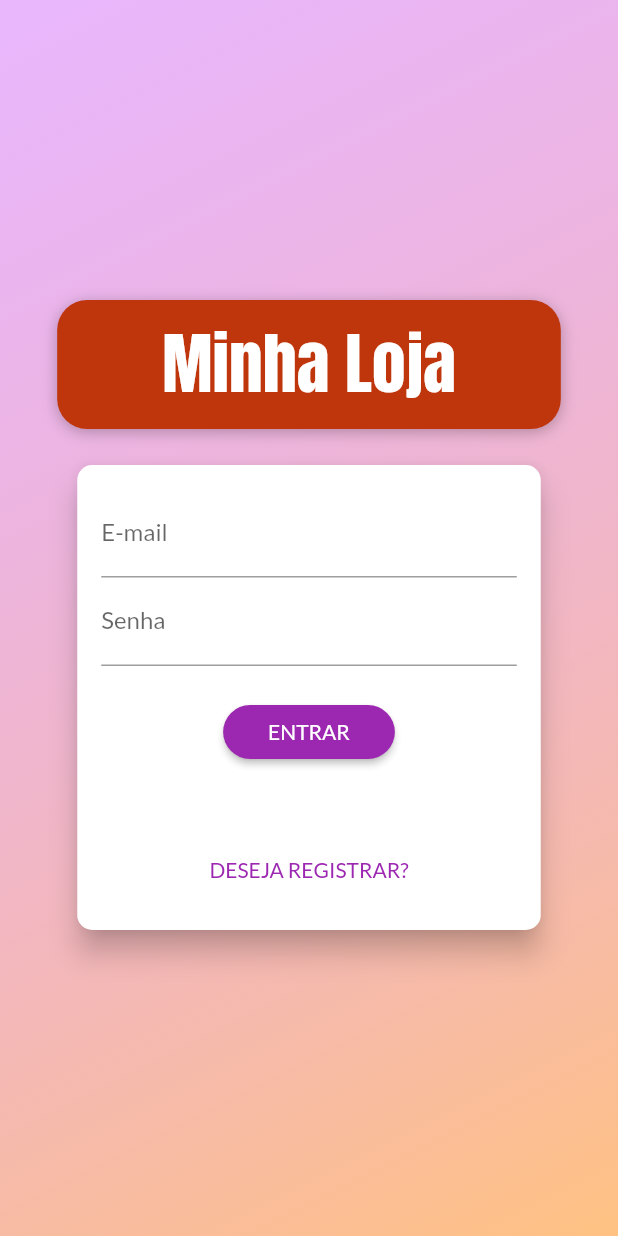
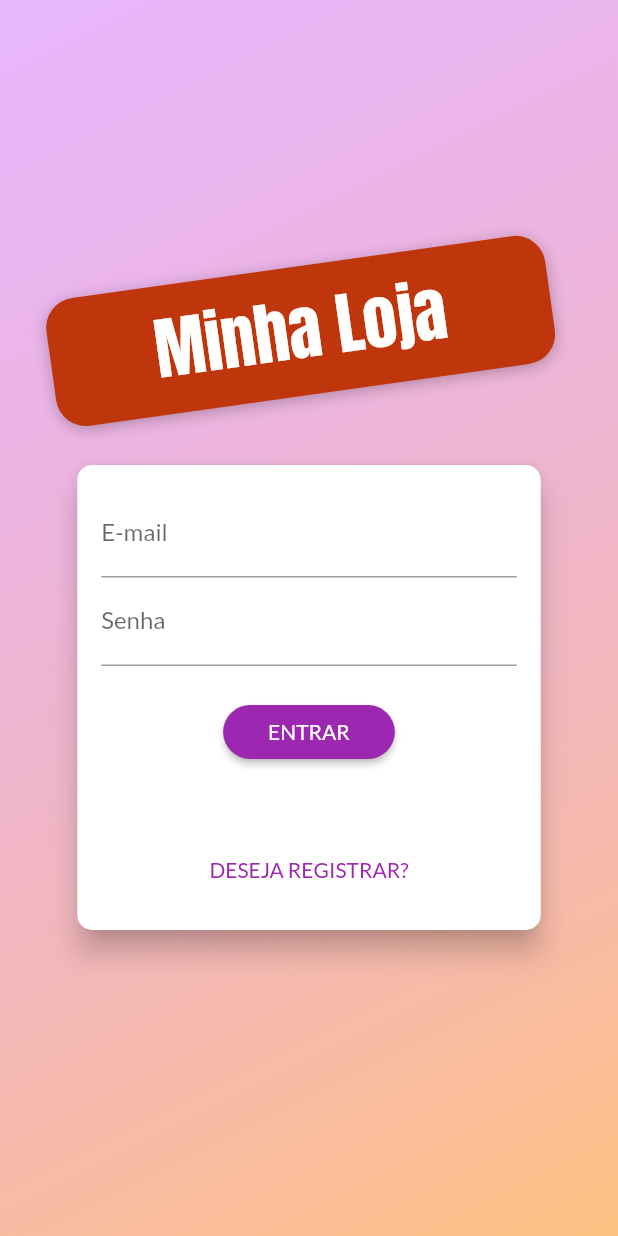
Before and after one commit to tbmmarques/Flutter-11-Loja_Marotas_Simples, a Flutter app: the screen it shows after launch, on a phone screen of 412 x 824 dp. Run offline on Flutter 3.47's test engine with Material 2 defaults, Android fonts, the phone set to English and light mode, and no system bars; our stand-ins replace shared_preferences.

Commit message:
Finalizando APP: Animacao

```diff
--- a/lib/components/auth_form.dart
+++ b/lib/components/auth_form.dart
@@ -12,7 +12,8 @@ class AuthForm extends StatefulWidget {
   _AuthFormState createState() => _AuthFormState();
 }
 
-class _AuthFormState extends State<AuthForm> {
+class _AuthFormState extends State<AuthForm>
+    with SingleTickerProviderStateMixin {
   final _passwordController = TextEditingController();
   final _formKey = GlobalKey<FormState>();
   bool _isLoading = false;
@@ -22,15 +23,61 @@ class _AuthFormState extends State<AuthForm> {
     'password': '',
   };
 
+  AnimationController? _controller;
+  Animation<double>? _opacityAnimation;
+  Animation<Offset>? _slideAnimation;
+
   bool _isLogin() => _authMode == AuthMode.Login;
-  bool _isSignup() => _authMode == AuthMode.Signup;
+  // bool _isSignup() => _authMode == AuthMode.Signup;
+
+  @override
+  void initState() {
+    super.initState();
+
+    _controller = AnimationController(
+      vsync: this,
+      duration: Duration(
+        milliseconds: 300,
+      ),
+    );
+
+    _opacityAnimation = Tween(
+      begin: 0.0,
+      end: 1.0,
+    ).animate(
+      CurvedAnimation(
+        parent: _controller!,
+        curve: Curves.linear,
+      ),
+    );
+
+    _slideAnimation = Tween<Offset>(
+      begin: Offset(0, -1.5),
+      end: Offset(0, 0),
+    ).animate(
+      CurvedAnimation(
+        parent: _controller!,
+        curve: Curves.linear,
+      ),
+    );
+
+    // _heightAnimation?.addListener(() => setState(() {}));
+  }
+
+  @override
+  void dispose() {
+    super.dispose();
+    _controller?.dispose();
+  }
 
   void _switchAuthMode() {
     setState(() {
       if (_isLogin()) {
         _authMode = AuthMode.Signup;
+        _controller?.forward();
       } else {
         _authMode = AuthMode.Login;
+        _controller?.reverse();
       }
     });
   }
@@ -65,7 +112,7 @@ class _AuthFormState extends State<AuthForm> {
 
     try {
       if (_isLogin()) {
-        // Login
+        //Login
         await auth.login(
           _authData['email']!,
           _authData['password']!,
@@ -94,9 +141,12 @@ class _AuthFormState extends State<AuthForm> {
       shape: RoundedRectangleBorder(
         borderRadius: BorderRadius.circular(10),
       ),
-      child: Container(
+      child: AnimatedContainer(
+        duration: Duration(milliseconds: 300),
+        curve: Curves.easeIn,
         padding: const EdgeInsets.all(16),
         height: _isLogin() ? 310 : 400,
+        // height: _heightAnimation?.value.height ?? (_isLogin() ? 310 : 400),
         width: deviceSize.width * 0.75,
         child: Form(
           key: _formKey,
@@ -128,8 +178,19 @@ class _AuthFormState extends State<AuthForm> {
                   return null;
                 },
               ),
-              if (_isSignup())
-                TextFormField(
+              AnimatedContainer(
+                constraints: BoxConstraints(
+                  minHeight: _isLogin() ? 0 : 60,
+                  maxHeight: _isLogin() ? 0 : 120,
+                ),
+                duration: Duration(milliseconds: 300),
+                curve: Curves.linear,
+                child: FadeTransition(
+                  opacity: _opacityAnimation!,
+                  child: SlideTransition(
+                    position: _slideAnimation!,
+                    child: TextFormField(
+                      style: TextStyle(color: Colors.black),
                       decoration: InputDecoration(labelText: 'Confirmar Senha'),
                       keyboardType: TextInputType.emailAddress,
                       obscureText: true,
@@ -142,6 +203,9 @@ class _AuthFormState extends State<AuthForm> {
                               }
                               return null;
                             },
+                    ),
+                  ),
+                ),
               ),
               SizedBox(height: 20),
               if (_isLoading)
@@ -168,7 +232,7 @@ class _AuthFormState extends State<AuthForm> {
                 child: Text(
                   _isLogin() ? 'DESEJA REGISTRAR?' : 'JÁ POSSUI CONTA?',
                 ),
-              ),
+              )
             ],
           ),
         ),
--- a/lib/components/badge.dart
+++ b/lib/components/badge.dart
@@ -25,7 +25,7 @@ class Badge extends StatelessWidget {
             padding: const EdgeInsets.all(2),
             decoration: BoxDecoration(
               borderRadius: BorderRadius.circular(10),
-              color: color ?? Theme.of(context).accentColor,
+              color: color ?? Theme.of(context).colorScheme.secondary,
             ),
             constraints: BoxConstraints(
               minHeight: 16,
@@ -39,7 +39,7 @@ class Badge extends StatelessWidget {
               ),
             ),
           ),
-        ),
+        )
       ],
     );
   }
--- a/lib/components/product_item.dart
+++ b/lib/components/product_item.dart
@@ -26,7 +26,7 @@ class ProductItem extends StatelessWidget {
           children: [
             IconButton(
               icon: Icon(Icons.edit),
-              color: Theme.of(context).primaryColor,
+              color: Theme.of(context).colorScheme.primary,
               onPressed: () {
                 Navigator.of(context).pushNamed(
                   AppRoutes.PRODUCT_FORM,
@@ -41,7 +41,7 @@ class ProductItem extends StatelessWidget {
                 showDialog<bool>(
                   context: context,
                   builder: (ctx) => AlertDialog(
-                    title: Text('Excluir Produto'),
+                    title: Text('Excluir Produto?'),
                     content: Text('Tem certeza?'),
                     actions: [
                       TextButton(
--- a/lib/exceptions/auth_exception.dart
+++ b/lib/exceptions/auth_exception.dart
@@ -3,7 +3,7 @@ class AuthException implements Exception {
     'EMAIL_EXISTS': 'E-mail já cadastrado.',
     'OPERATION_NOT_ALLOWED': 'Operação não permitida!',
     'TOO_MANY_ATTEMPTS_TRY_LATER':
-        'Acesso bloqueado temporariamente. Tente mais tarde',
+        'Acesso bloqueado temporariamente. Tente mais tarde.',
     'EMAIL_NOT_FOUND': 'E-mail não encontrado.',
     'INVALID_PASSWORD': 'Senha informada não confere.',
     'USER_DISABLED': 'A conta do usuário foi desabilitada.',
--- a/lib/main.dart
+++ b/lib/main.dart
@@ -3,16 +3,15 @@ import 'package:provider/provider.dart';
 import 'package:shop/models/auth.dart';
 import 'package:shop/models/cart.dart';
 import 'package:shop/models/order_list.dart';
-import 'package:shop/models/product_list.dart';
 import 'package:shop/pages/auth_or_home_page.dart';
-import 'package:shop/pages/auth_page.dart';
 import 'package:shop/pages/cart_page.dart';
 import 'package:shop/pages/orders_page.dart';
 import 'package:shop/pages/product_detail_page.dart';
 import 'package:shop/pages/product_form_page.dart';
-import 'package:shop/pages/products_overview_page.dart';
 import 'package:shop/pages/products_page.dart';
 import 'package:shop/utils/app_routes.dart';
+import 'package:shop/utils/custom_route.dart';
+import 'models/product_list.dart';
 
 void main() {
   runApp(MyApp());
@@ -22,6 +21,15 @@ class MyApp extends StatelessWidget {
   // This widget is the root of your application.
   @override
   Widget build(BuildContext context) {
+    final ThemeData theme = ThemeData(
+      fontFamily: 'Lato',
+      pageTransitionsTheme: PageTransitionsTheme(
+        builders: {
+          TargetPlatform.iOS: CustomPageTransitionsBuilder(),
+          TargetPlatform.android: CustomPageTransitionsBuilder(),
+        },
+      ),
+    );
     return MultiProvider(
       providers: [
         ChangeNotifierProvider(
@@ -53,11 +61,17 @@ class MyApp extends StatelessWidget {
       ],
       child: MaterialApp(
         title: 'Flutter Demo',
-        theme: ThemeData(
-          primarySwatch: Colors.purple,
-          accentColor: Colors.deepOrange,
-          fontFamily: 'Lato',
+        theme: theme.copyWith(
+          colorScheme: theme.colorScheme.copyWith(
+            primary: Colors.purple,
+            secondary: Colors.deepOrange,
+          ),
         ),
+        // theme: ThemeData(
+        //   primarySwatch: Colors.purple,
+        //   accentColor: Colors.deepOrange,
+        //   fontFamily: 'Lato',
+        // ),
         // home: ProductsOverviewPage(),
         routes: {
           AppRoutes.AUTH_OR_HOME: (ctx) => AuthOrHomePage(),
--- a/lib/models/auth.dart
+++ b/lib/models/auth.dart
@@ -33,7 +33,7 @@ class Auth with ChangeNotifier {
   Future<void> _authenticate(
       String email, String password, String urlFragment) async {
     final url =
-        'https://identitytoolkit.googleapis.com/v1/accounts:$urlFragment?key=AIzaSyBhR8yy3e5r8IavvQ8vYUYVqYl8Ia2nb54';
+        'https://identitytoolkit.googleapis.com/v1/accounts:$urlFragment?key=AIzaSyDUvvnVfcnIUdTMSvYdk0mX4W2M5dfUZQo';
     final response = await http.post(
       Uri.parse(url),
       body: jsonEncode({
@@ -82,6 +82,7 @@ class Auth with ChangeNotifier {
     if (isAuth) return;
 
     final userData = await Store.getMap('userData');
+
     if (userData.isEmpty) return;
 
     final expiryDate = DateTime.parse(userData['expiryDate']);
--- a/lib/pages/auth_page.dart
+++ b/lib/pages/auth_page.dart
@@ -23,7 +23,9 @@ class AuthPage extends StatelessWidget {
               ),
             ),
           ),
-          Container(
+          Center(
+            child: SingleChildScrollView(
+              child: Container(
                 width: double.infinity,
                 child: Column(
                   crossAxisAlignment: CrossAxisAlignment.center,
@@ -38,7 +40,8 @@ class AuthPage extends StatelessWidget {
                         horizontal: 70,
                       ),
                       // cascade operator
-                  //transform: Matrix4.rotationZ(-8 * pi / 180)..translate(-10.0),
+                      transform: Matrix4.rotationZ(-8 * pi / 180)
+                        ..translate(-10.0),
                       decoration: BoxDecoration(
                         borderRadius: BorderRadius.circular(20),
                         color: Colors.deepOrange.shade900,
@@ -55,12 +58,14 @@ class AuthPage extends StatelessWidget {
                         style: TextStyle(
                           fontSize: 45,
                           fontFamily: 'Anton',
-                      color: Theme.of(context).accentTextTheme.headline6?.color,
+                          color: Colors.white,
                         ),
                       ),
                     ),
                     AuthForm(),
                   ],
+                ),
+              ),
             ),
           ),
         ],
--- a/lib/pages/product_form_page.dart
+++ b/lib/pages/product_form_page.dart
@@ -180,6 +180,7 @@ class _ProductFormPageState extends State<ProductFormPage> {
                     TextFormField(
                       initialValue: _formData['description']?.toString(),
                       decoration: InputDecoration(labelText: 'Descrição'),
+                      textInputAction: TextInputAction.next,
                       focusNode: _descriptionFocus,
                       keyboardType: TextInputType.multiline,
                       maxLines: 3,
--- a/lib/pages/products_page.dart
+++ b/lib/pages/products_page.dart
@@ -25,9 +25,7 @@ class ProductsPage extends StatelessWidget {
           IconButton(
             icon: Icon(Icons.add),
             onPressed: () {
-              Navigator.of(context).pushNamed(
-                AppRoutes.PRODUCT_FORM,
-              );
+              Navigator.of(context).pushNamed(AppRoutes.PRODUCT_FORM);
             },
           ),
         ],
--- a/lib/utils/constants.dart
+++ b/lib/utils/constants.dart
@@ -1,8 +1,8 @@
 class Constants {
   static const USER_FAVORITES_URL =
-      'https://lojacod3r-default-rtdb.firebaseio.com/userFavorites';
+      'https://shop-cod3r-39781-default-rtdb.firebaseio.com/userFavorites';
   static const PRODUCT_BASE_URL =
-      'https://lojacod3r-default-rtdb.firebaseio.com/products';
+      'https://shop-cod3r-39781-default-rtdb.firebaseio.com/products';
   static const ORDER_BASE_URL =
-      'https://lojacod3r-default-rtdb.firebaseio.com/orders';
+      'https://shop-cod3r-39781-default-rtdb.firebaseio.com/orders';
 }
--- /dev/null
+++ b/lib/utils/custom_route.dart
@@ -0,0 +1,44 @@
+import 'package:flutter/material.dart';
+
+class CustomRoute<T> extends MaterialPageRoute<T> {
+  CustomRoute({
+    required WidgetBuilder builder,
+    RouteSettings? settings,
+  }) : super(builder: builder, settings: settings);
+
+  @override
+  Widget buildTransitions(
+    BuildContext context,
+    Animation<double> animation,
+    Animation<double> secondaryAnimation,
+    Widget child,
+  ) {
+    // if (settings.name = '/') {
+    //   return child;
+    // }
+
+    return FadeTransition(
+      opacity: animation,
+      child: child,
+    );
+  }
+}
+
+class CustomPageTransitionsBuilder extends PageTransitionsBuilder {
+  Widget buildTransitions<T>(
+    PageRoute<T> route,
+    BuildContext context,
+    Animation<double> animation,
+    Animation<double> secondaryAnimation,
+    Widget child,
+  ) {
+    // if (route.settings.name = '/') {
+    //   return child;
+    // }
+
+    return FadeTransition(
+      opacity: animation,
+      child: child,
+    );
+  }
+}
```
Also changed, not shown: lib/components/app_drawer.dart (+6 -1 lines), lib/components/cart_item.dart (+7 -1 lines), lib/components/order.dart (+11 -6 lines), lib/components/product_grid_item.dart (+9 -5 lines), lib/pages/cart_page.dart (+4 -5 lines), lib/pages/product_detail_page.dart (+32 -7 lines), pubspec.yaml (+5 -7 lines), assets/images/product-placeholder.png (added), lib/models/product_list.dart (line endings or trailing spaces), pubspec.lock. Lines whose indentation alone changed are shown as unchanged.
